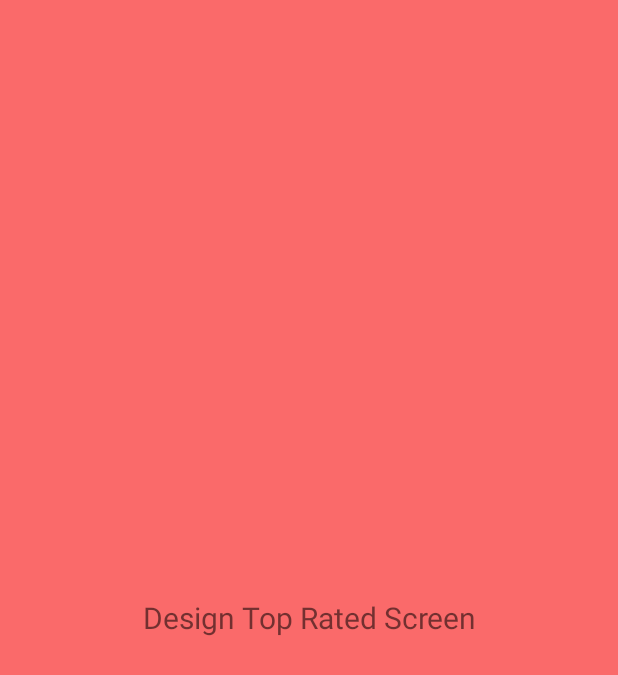
After one commit to kavi707/ERestaurant, an Android app: the OrdersFragment screen opened directly, with no data from a screen before it, on a phone screen of 412 x 824 dp. The commit adds this screen. Shown: the top 675 px of the screen. Run offline under Robolectric (Android 15) with nearby library versions, the phone set to English and light mode, and no system bars; 3 statements that could not run were skipped.

Commit message:
Add swiperble tab view - need to fix the nullpointer

```diff
--- a/app/src/main/AndroidManifest.xml
+++ b/app/src/main/AndroidManifest.xml
@@ -16,6 +16,7 @@
                 <category android:name="android.intent.category.LAUNCHER" />
             </intent-filter>
         </activity>
+        <activity android:name=".TabBarActivity"/>
     </application>
 
 </manifest>
--- /dev/null
+++ b/app/src/main/java/com/android/kavi/erestaurant/TabBarActivity.java
@@ -0,0 +1,82 @@
+package com.android.kavi.erestaurant;
+
+import android.app.ActionBar;
+import android.app.ActionBar.Tab;
+import android.app.FragmentTransaction;
+import android.os.Bundle;
+import android.support.v4.app.FragmentActivity;
+import android.support.v4.view.ViewPager;
+
+import com.android.kavi.erestaurant.adapters.TabsPagerAdapter;
+
+/**
+ * Created by kavi707 on 5/27/15.
+ */
+public class TabBarActivity extends FragmentActivity implements ActionBar.TabListener {
+
+    private ViewPager viewPager;
+    private TabsPagerAdapter mAdapter;
+    private ActionBar actionBar;
+    // Tab titles
+    private String[] tabs = { "Orders", "Create Order" };
+
+    @Override
+    protected void onCreate(Bundle savedInstanceState) {
+        super.onCreate(savedInstanceState);
+
+        setContentView(R.layout.activity_tab_bar);
+
+        // Initilization
+        viewPager = (ViewPager) findViewById(R.id.pager);
+        actionBar = getActionBar();
+        mAdapter = new TabsPagerAdapter(getSupportFragmentManager());
+
+        viewPager.setAdapter(mAdapter);
+        actionBar.setHomeButtonEnabled(false);
+        actionBar.setNavigationMode(ActionBar.NAVIGATION_MODE_TABS);
+
+        // Adding Tabs
+        for (String tab_name : tabs) {
+            actionBar.addTab(actionBar.newTab().setText(tab_name)
+                    .setTabListener(this));
+        }
+
+        /**
+         * on swiping the viewpager make respective tab selected
+         * */
+        viewPager.setOnPageChangeListener(new ViewPager.OnPageChangeListener() {
+
+            @Override
+            public void onPageSelected(int position) {
+                // on changing the page
+                // make respected tab selected
+                actionBar.setSelectedNavigationItem(position);
+            }
+
+            @Override
+            public void onPageScrolled(int arg0, float arg1, int arg2) {
+            }
+
+            @Override
+            public void onPageScrollStateChanged(int arg0) {
+            }
+        });
+    }
+
+    @Override
+    public void onTabSelected(ActionBar.Tab tab, FragmentTransaction ft) {
+        // on tab selected
+        // show respected fragment view
+        viewPager.setCurrentItem(tab.getPosition());
+    }
+
+    @Override
+    public void onTabUnselected(ActionBar.Tab tab, FragmentTransaction ft) {
+
+    }
+
+    @Override
+    public void onTabReselected(ActionBar.Tab tab, FragmentTransaction ft) {
+
+    }
+}
--- /dev/null
+++ b/app/src/main/java/com/android/kavi/erestaurant/adapters/TabsPagerAdapter.java
@@ -0,0 +1,37 @@
+package com.android.kavi.erestaurant.adapters;
+
+import android.support.v4.app.Fragment;
+import android.support.v4.app.FragmentManager;
+import android.support.v4.app.FragmentPagerAdapter;
+
+import com.android.kavi.erestaurant.fragments.CreateOrderFragment;
+import com.android.kavi.erestaurant.fragments.OrdersFragment;
+
+/**
+ * Created by kavi707 on 5/27/15.
+ */
+public class TabsPagerAdapter extends FragmentPagerAdapter {
+
+    public TabsPagerAdapter(FragmentManager fm) {
+        super(fm);
+    }
+
+    @Override
+    public Fragment getItem(int index) {
+
+        switch (index) {
+            case 0:
+                // Orders fragment activity
+                return new OrdersFragment();
+            case 1:
+                // Create Order fragment activity
+                return new CreateOrderFragment();
+        }
+        return null;
+    }
+
+    @Override
+    public int getCount() {
+        return 2;
+    }
+}
--- /dev/null
+++ b/app/src/main/java/com/android/kavi/erestaurant/fragments/CreateOrderFragment.java
@@ -0,0 +1,24 @@
+package com.android.kavi.erestaurant.fragments;
+
+import android.os.Bundle;
+import android.support.v4.app.Fragment;
+import android.view.LayoutInflater;
+import android.view.View;
+import android.view.ViewGroup;
+
+import com.android.kavi.erestaurant.R;
+
+/**
+ * Created by kavi707 on 5/27/15.
+ */
+public class CreateOrderFragment extends Fragment {
+
+    @Override
+    public View onCreateView(LayoutInflater inflater, ViewGroup container,
+                             Bundle savedInstanceState) {
+
+        View rootView = inflater.inflate(R.layout.fragment_create_order, container, false);
+
+        return rootView;
+    }
+}
--- /dev/null
+++ b/app/src/main/java/com/android/kavi/erestaurant/fragments/OrdersFragment.java
@@ -0,0 +1,24 @@
+package com.android.kavi.erestaurant.fragments;
+
+import android.os.Bundle;
+import android.support.v4.app.Fragment;
+import android.view.LayoutInflater;
+import android.view.View;
+import android.view.ViewGroup;
+
+import com.android.kavi.erestaurant.R;
+
+/**
+ * Created by kavi707 on 5/27/15.
+ */
+public class OrdersFragment extends Fragment {
+
+    @Override
+    public View onCreateView(LayoutInflater inflater, ViewGroup container,
+                             Bundle savedInstanceState) {
+
+        View rootView = inflater.inflate(R.layout.fragment_orders, container, false);
+
+        return rootView;
+    }
+}
--- a/app/src/main/res/layout/activity_loading.xml
+++ b/app/src/main/res/layout/activity_loading.xml
@@ -10,6 +10,7 @@
         android:layout_width="wrap_content"
         android:layout_height="wrap_content"
         android:textSize="30dp"
+        android:id="@+id/loadingTitleTextView"
         android:layout_centerVertical="true"
         android:layout_centerHorizontal="true" />
 
--- /dev/null
+++ b/app/src/main/res/layout/activity_tab_bar.xml
@@ -0,0 +1,6 @@
+<?xml version="1.0" encoding="utf-8"?>
+<android.support.v4.view.ViewPager xmlns:android="http://schemas.android.com/apk/res/android"
+    android:id="@+id/pager"
+    android:layout_width="match_parent"
+    android:layout_height="match_parent">
+</android.support.v4.view.ViewPager>
--- /dev/null
+++ b/app/src/main/res/layout/fragment_orders.xml
@@ -0,0 +1,16 @@
+<?xml version="1.0" encoding="utf-8"?>
+<RelativeLayout xmlns:android="http://schemas.android.com/apk/res/android"
+    android:layout_width="match_parent"
+    android:layout_height="match_parent"
+    android:orientation="vertical"
+    android:background="#fa6a6a" >
+
+    <TextView android:layout_width="fill_parent"
+        android:layout_height="wrap_content"
+        android:gravity="center"
+        android:text="Design Top Rated Screen"
+        android:textSize="20dp"
+        android:layout_centerInParent="true"/>
+
+
+</RelativeLayout>
```
Also changed, not shown: app/src/main/java/com/android/kavi/erestaurant/LoadingActivity.java (+20 -0 lines), app/src/main/res/layout/fragment_create_order.xml (added, +16 -0 lines).
